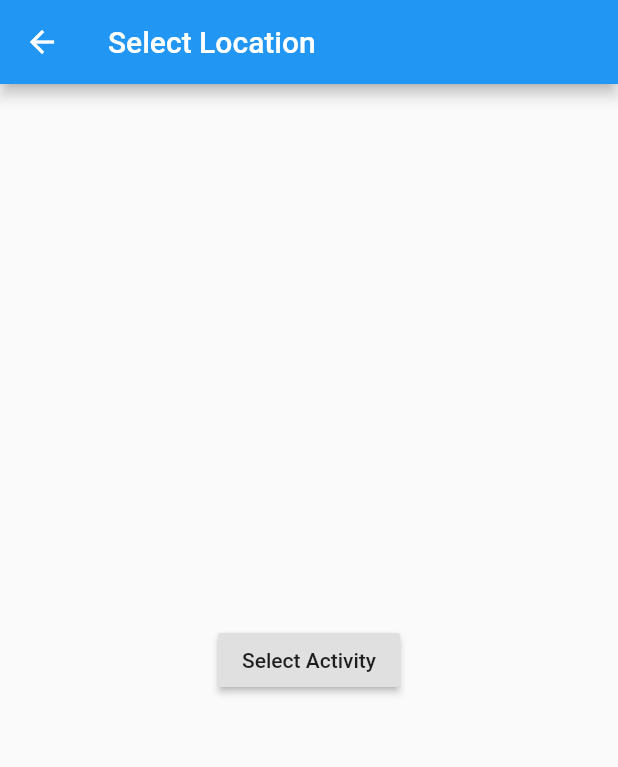
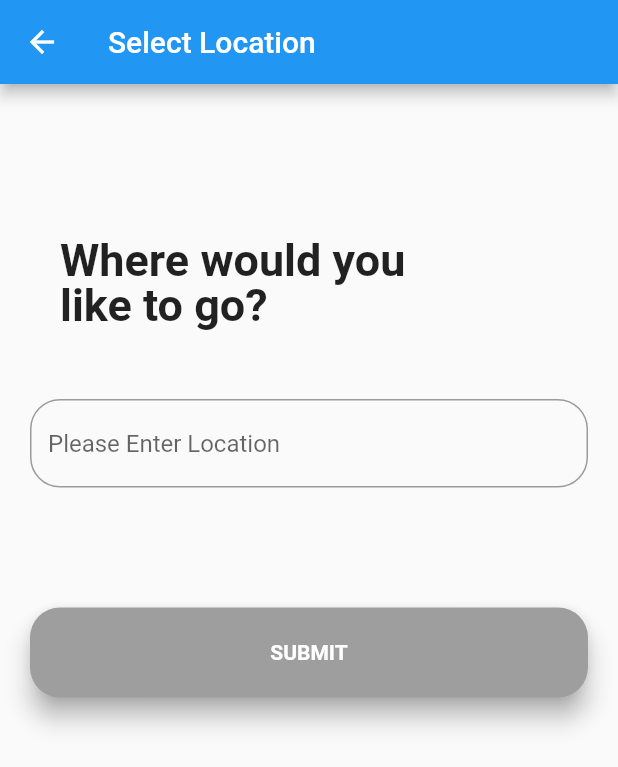
Before and after one commit to veronicakate/f_e_access_the_city, a Flutter app: the UserDashboard screen opened directly, on a phone screen of 412 x 824 dp. Shown: the top 767 px of the screen. Run offline on Flutter 3.47's test engine with Material 2 defaults, Android fonts, the phone set to English and light mode, and no system bars; Roboto replaces fonts that are missing (Montserrat).

Commit message:
create location page and pass data to activity page

```diff
--- a/access_the_city/lib/pages/users/select_location.dart
+++ b/access_the_city/lib/pages/users/select_location.dart
@@ -1,24 +1,124 @@
 import 'package:access_the_city/pages/users/select_activity.dart';
+
 import 'package:flutter/material.dart';
 
-class UserDashboard extends StatelessWidget {
+
+class UserDashboard extends StatefulWidget {
+
+@override
+_UserDashboardState createState() => _UserDashboardState();
+}
+
+class _UserDashboardState extends State<UserDashboard> {
+    TextEditingController _locationController = new TextEditingController();
+
+
+
   @override
   Widget build(BuildContext context) {
     return Scaffold(
+            resizeToAvoidBottomPadding: false,
+
       appBar: AppBar(
         title: Text("Select Location"),
       ),
-      body: Center(
-        child: RaisedButton(
-          child: Text('Select Activity'),
-          onPressed: () {
-            Navigator.push(
-              context,
-              MaterialPageRoute(builder: (context) => SelectActivity()),
-            );
-          },
-        ),
+   body: Column(
+        crossAxisAlignment: CrossAxisAlignment.start,
+      children: <Widget>[
+        Container(
+          child: Stack(children: <Widget>[
+            Container(padding:  EdgeInsets.fromLTRB(40.0,100.0,0.0, 0.0),
+            child: Text(
+              'Where would you',
+              style: TextStyle(
+                fontSize: 30.0, fontWeight: FontWeight.bold ),
+            ),
+
+            )   ,Container( padding:  EdgeInsets.fromLTRB(40.0,130.0,0.0, 0.0),
+
+            child: Text(
+              'like to go?',
+              style: TextStyle(
+                fontSize: 30.0, fontWeight: FontWeight.bold ),
+            ),
+            ) ,
+              Container(
+                padding:  EdgeInsets.fromLTRB(15.0,175.0,0.0, 0.0),
+
+            ),
+
+          ],
+          )
+          ),
+          Container(
+            padding: EdgeInsets.only(top:35.0,left: 20.0,right:20.0),
+            child: Column(children: <Widget>[
+               TextField(
+                controller: _locationController,
+                decoration:  InputDecoration(
+                  hintText: "Please Enter Location",
+                  labelStyle: TextStyle(fontFamily: 'Montserrat',
+                  fontWeight: FontWeight.bold ,
+                  color:Colors.black,
+                  fontSize: 20.0
+                  ),
+                border: OutlineInputBorder(borderRadius:BorderRadius.circular(20.0)),
+                    ),
+               ),
+
+
+
+              SizedBox(height: 20.0),
+
+              SizedBox(height: 20.0),
+
+              SizedBox(height: 40.0),
+              Container(
+                height: 60.0,
+                child: Material(
+
+                  borderRadius:  BorderRadius.circular(20.0),
+                  shadowColor: Colors.grey,
+                  color: Colors.grey,
+                  elevation: 7.0,
+                  child:GestureDetector (
+                    onTap: () {
+                      // SelectActivity().getLocation(locationController.text);
+                      var route = new MaterialPageRoute(builder:(BuildContext context) => new SelectActivity(value: _locationController.text,),);
+                      Navigator.of(context).push(route);
+
+    //    Navigator.push(
+    //     context,
+    //    MaterialPageRoute(builder: (context) => SelectActivity()),
+    //  );
+                  },
+                    child:Center(
+                      child:Text(
+                        'SUBMIT',
+                        style: TextStyle(
+                        color: Colors.white,
+                        fontWeight: FontWeight.bold,
+                        fontFamily:  'Montserrat'
+                        ),
+                      ) ,
+                    )
+                  ),
+
+                ),
+              ),
+              SizedBox(height: 20.0),
+              Container(
+                height: 40.0,
+              )
+
+            ],
+            ),
+          )
+      ],
       ),
     );
   }
+
+
+
 }
```
